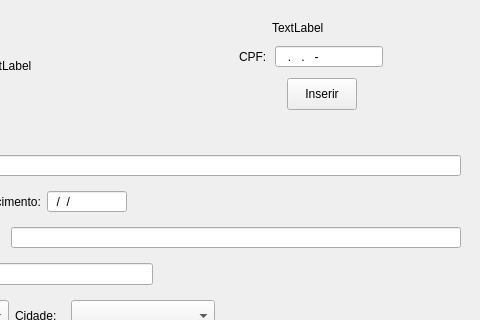
First picture: the form in SistemaDeMatriculas-V0/cadastro_professor.ui, repository leonardopereira10/UEG, before the edit; both pictures show x 81 to 561 and y 0 to 320 of the 561 by 536 pixel window.
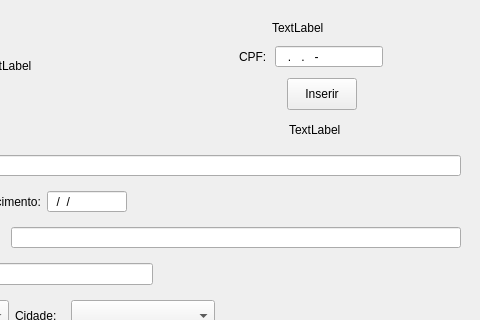
Second picture: the form after the edit.

Patch:
```diff
--- a/SistemaDeMatriculas-V0/cadastro_professor.ui
+++ b/SistemaDeMatriculas-V0/cadastro_professor.ui
@@ -581,7 +581,7 @@
     <string>Inserir</string>
    </property>
   </widget>
-  <widget class="QWidget" name="">
+  <widget class="QWidget" name="layoutWidget">
    <property name="geometry">
     <rect>
      <x>150</x>
@@ -603,6 +603,19 @@
     </item>
    </layout>
   </widget>
+  <widget class="QLabel" name="aviso_incorreto">
+   <property name="geometry">
+    <rect>
+     <x>370</x>
+     <y>122</y>
+     <width>59</width>
+     <height>16</height>
+    </rect>
+   </property>
+   <property name="text">
+    <string>TextLabel</string>
+   </property>
+  </widget>
  </widget>
  <resources/>
  <connections/>
```
Left out of the diff: 15 changed lines with no effect on the pictures.
